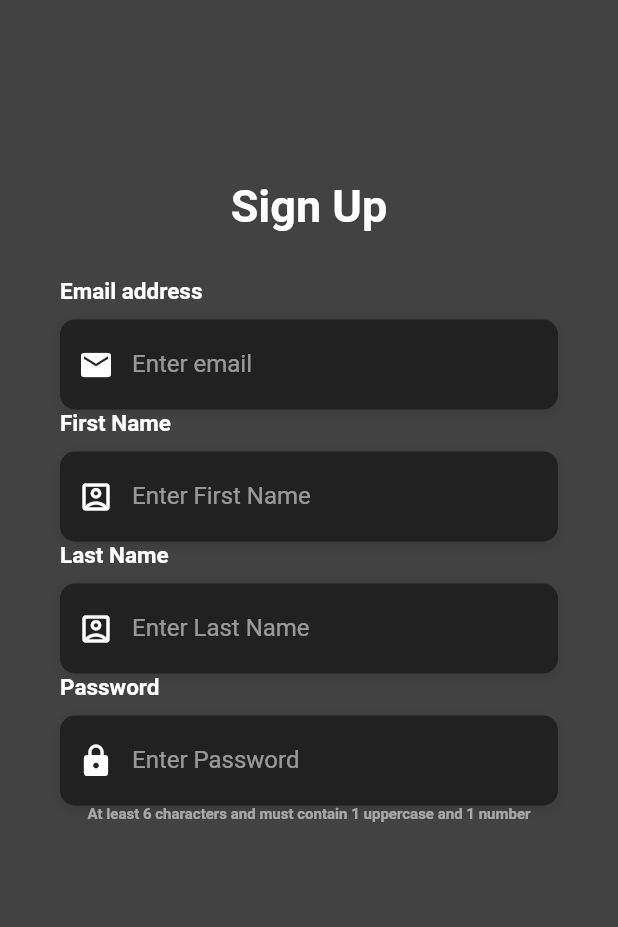
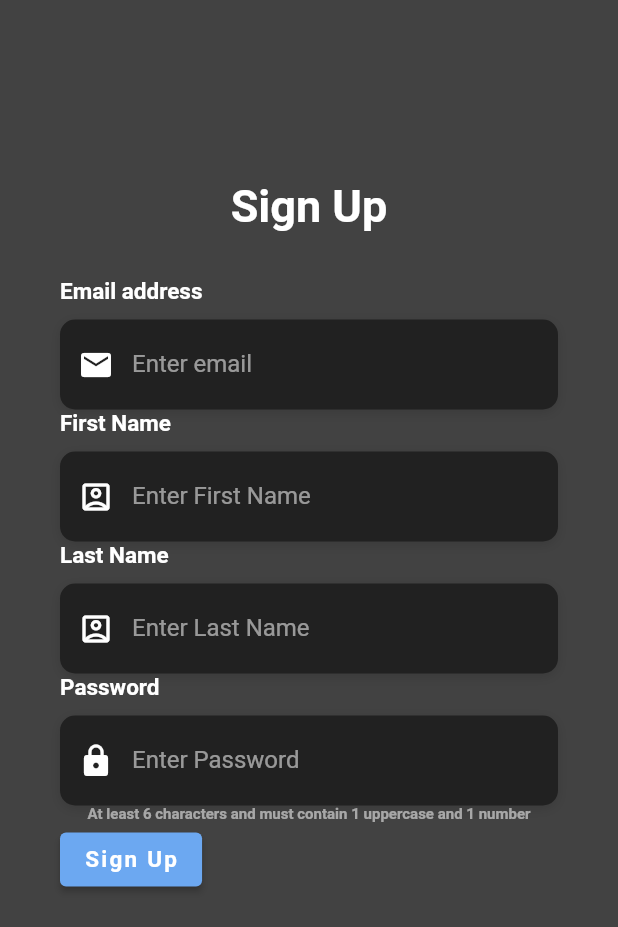
Before and after one commit to AndrewMartyn/MarkyMark, a Flutter app: the RegisterScreen screen opened directly, on a phone screen of 412 x 824 dp. Shown: the top 927 px of the screen. Run offline on Flutter 3.47's test engine with Material 2 defaults, Android fonts, the phone set to English and light mode, and no system bars; our stand-ins replace shared_preferences; missing offline and left inert: shared_preferences_web; accounts and stored records are empty; Roboto replaces fonts that are missing (OpenSans).

Commit message:
Add files via upload

```diff
--- a/mobile/lib/RegisterScreen.dart
+++ b/mobile/lib/RegisterScreen.dart
@@ -262,6 +262,26 @@ class _RegisterScreenState extends State<RegisterScreen> {
                       ),
                     ],
                   ),
+                  Container(
+                    alignment: Alignment.bottomLeft,
+                    child: ElevatedButton(
+                      onPressed: () => "Sign Up Button Worked",
+
+                      child: Text(
+                        'Sign Up',
+                        style: TextStyle(
+                          color: Colors.white,
+                          letterSpacing: 1.5,
+                          fontSize: 15.0,
+                          fontWeight: FontWeight.bold,
+                          fontFamily: 'OpenSans',
+                        ),
+                      ),
+                      style: ElevatedButton.styleFrom(
+                        primary: Color(0xFF6CA8F1),
+                      ),
+                    )
+                  ),
                 ],
               ),
             ),
```
